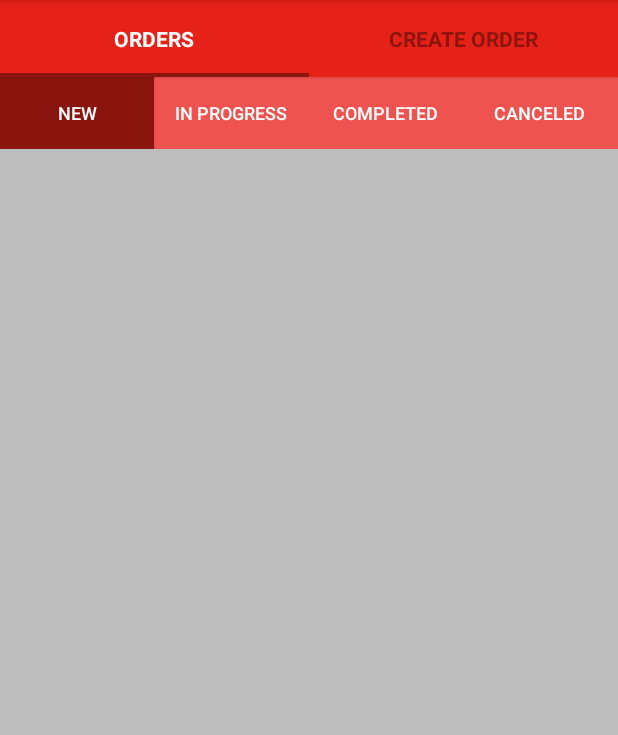
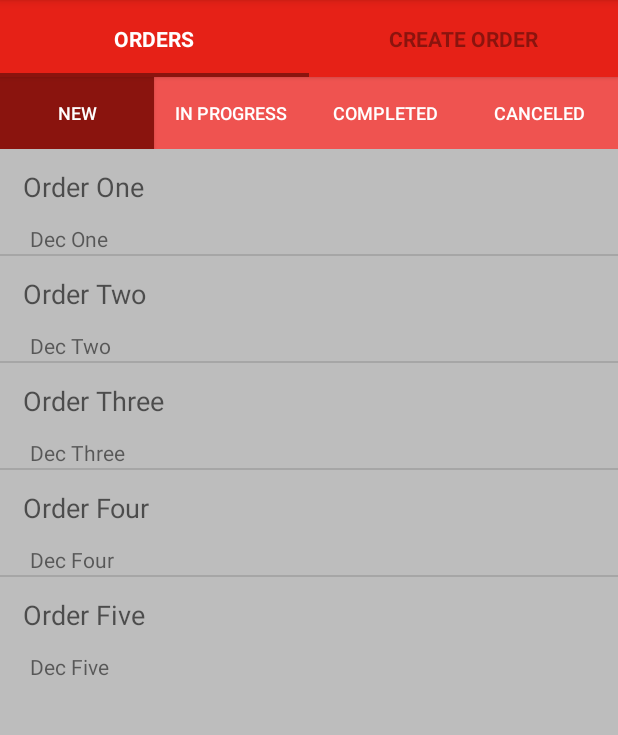
Before and after one commit to kavi707/ERestaurant, an Android app: the OrdersFragment screen opened directly, with no data from a screen before it, on a phone screen of 412 x 824 dp, the part 84-819 px from its top. Run offline under Robolectric (Android 15) with nearby library versions, the phone set to English and light mode, and no system bars.

Commit message:
Add ListView with hardcoded values for orders

```diff
--- /dev/null
+++ b/app/src/main/java/com/android/kavi/erestaurant/adapters/OrderItemAdapter.java
@@ -0,0 +1,55 @@
+package com.android.kavi.erestaurant.adapters;
+
+import android.content.Context;
+import android.view.View;
+import android.view.ViewGroup;
+import android.widget.BaseAdapter;
+
+import com.android.kavi.erestaurant.R;
+import com.android.kavi.erestaurant.dataObjs.OrderItem;
+import com.android.kavi.erestaurant.views.OrderListItem;
+
+import java.util.List;
+
+/**
+ * Created by kavi707 on 6/2/15.
+ */
+public class OrderItemAdapter extends BaseAdapter {
+
+    private List<OrderItem> ordersList;
+    private Context context;
+
+    public OrderItemAdapter(List<OrderItem> ordersList, Context context) {
+        this.ordersList = ordersList;
+        this.context = context;
+    }
+
+    @Override
+    public int getCount() {
+        return ordersList.size();
+    }
+
+    @Override
+    public Object getItem(int position) {
+        return (ordersList == null)?null:ordersList.get(position);
+    }
+
+    @Override
+    public long getItemId(int position) {
+        return position;
+    }
+
+    @Override
+    public View getView(int position, View convertView, ViewGroup parent) {
+
+        OrderListItem orderListItem;
+        if (convertView == null) {
+            orderListItem = (OrderListItem) View.inflate(context, R.layout.list_item, null);
+        } else {
+            orderListItem = (OrderListItem) convertView;
+        }
+
+        orderListItem.setOrderItem(ordersList.get(position));
+        return orderListItem;
+    }
+}
--- /dev/null
+++ b/app/src/main/java/com/android/kavi/erestaurant/dataObjs/OrderItem.java
@@ -0,0 +1,31 @@
+package com.android.kavi.erestaurant.dataObjs;
+
+/**
+ * Created by kavi707 on 6/2/15.
+ */
+public class OrderItem {
+
+    private String orderName;
+    private String orderDescription;
+
+    public OrderItem(String orderName, String orderDescription) {
+        this.orderName = orderName;
+        this.orderDescription = orderDescription;
+    }
+
+    public String getOrderName() {
+        return orderName;
+    }
+
+    public void setOrderName(String orderName) {
+        this.orderName = orderName;
+    }
+
+    public String getOrderDescription() {
+        return orderDescription;
+    }
+
+    public void setOrderDescription(String orderDescription) {
+        this.orderDescription = orderDescription;
+    }
+}
--- a/app/src/main/java/com/android/kavi/erestaurant/fragments/CreateOrderFragment.java
+++ b/app/src/main/java/com/android/kavi/erestaurant/fragments/CreateOrderFragment.java
@@ -52,7 +52,7 @@ public class CreateOrderFragment extends Fragment {
         mealsBtn = (Button) createOrderFragmentView.findViewById(R.id.mealsBtn);
         addOnsBtn = (Button) createOrderFragmentView.findViewById(R.id.addOnsBtn);
 
-        //TODO - Start Loading data to Grid View
+        //TODO - Start on Grid View
         Bitmap appIcon = BitmapFactory.decodeResource(this.getResources(), R.mipmap.ic_launcher);
 
         gridViewItems.add(new GridItem(appIcon, "Rice"));
@@ -67,7 +67,7 @@ public class CreateOrderFragment extends Fragment {
         menuItemGridView.setOnItemClickListener(new AdapterView.OnItemClickListener() {
             @Override
             public void onItemClick(AdapterView<?> parent, View view, int position, long id) {
-                Log.d("Item pos: ", ">>>>>>>>>>>>>>>>>>>>>> " + position);
+                Log.d("Grid Item pos: ", ">>>>>>>>>>>>>>>>>>>>>> " + position);
             }
         });
         // End of loading data to grid view
--- a/app/src/main/java/com/android/kavi/erestaurant/fragments/OrdersFragment.java
+++ b/app/src/main/java/com/android/kavi/erestaurant/fragments/OrdersFragment.java
@@ -2,16 +2,23 @@ package com.android.kavi.erestaurant.fragments;
 
 import android.os.Bundle;
 import android.support.v4.app.Fragment;
+import android.util.Log;
 import android.view.LayoutInflater;
 import android.view.View;
 import android.view.ViewGroup;
+import android.widget.AdapterView;
 import android.widget.Button;
 import android.widget.LinearLayout;
+import android.widget.ListView;
 
 import com.android.kavi.erestaurant.CommonUtils;
 import com.android.kavi.erestaurant.R;
+import com.android.kavi.erestaurant.adapters.OrderItemAdapter;
+import com.android.kavi.erestaurant.dataObjs.OrderItem;
 import com.android.kavi.erestaurant.services.CommonServices;
 
+import java.util.ArrayList;
+import java.util.List;
 import java.util.Map;
 
 /**
@@ -26,6 +33,10 @@ public class OrdersFragment extends Fragment {
     private Button inProgressOdersBtn;
     private Button completedOrderBtn;
     private Button canceledOrdersBtn;
+
+    private ListView ordersListView;
+    private OrderItemAdapter orderItemAdapter;
+    private List<OrderItem> orderItemList = new ArrayList<>();
 
     @Override
     public View onCreateView(LayoutInflater inflater, ViewGroup container,
@@ -42,6 +53,26 @@ public class OrdersFragment extends Fragment {
         inProgressOdersBtn = (Button) ordersFragmentView.findViewById(R.id.workInProgressBtn);
         completedOrderBtn = (Button) ordersFragmentView.findViewById(R.id.completedOrdersBtn);
         canceledOrdersBtn = (Button) ordersFragmentView.findViewById(R.id.cancelOrdersBtn);
+
+        //TODO - Start on List View
+        ordersListView = (ListView) ordersFragmentView.findViewById(R.id.ordersListView);
+
+        orderItemList.add(new OrderItem("Order One", "Dec One"));
+        orderItemList.add(new OrderItem("Order Two", "Dec Two"));
+        orderItemList.add(new OrderItem("Order Three", "Dec Three"));
+        orderItemList.add(new OrderItem("Order Four", "Dec Four"));
+        orderItemList.add(new OrderItem("Order Five", "Dec Five"));
+
+        orderItemAdapter = new OrderItemAdapter(orderItemList, getActivity());
+        ordersListView.setAdapter(orderItemAdapter);
+
+        ordersListView.setOnItemClickListener(new AdapterView.OnItemClickListener() {
+            @Override
+            public void onItemClick(AdapterView<?> parent, View view, int position, long id) {
+                Log.d("List Item pos: ", ">>>>>>>>>>>>>>>>>>>>>> " + position);
+            }
+        });
+        // End with List View
 
         LinearLayout.LayoutParams btnLayoutParams = (LinearLayout.LayoutParams) newOrdersBtn.getLayoutParams();
         btnLayoutParams.width = CommonUtils.DEVICE_DIMENSIONS.get("width")/4;
--- /dev/null
+++ b/app/src/main/java/com/android/kavi/erestaurant/views/OrderListItem.java
@@ -0,0 +1,43 @@
+package com.android.kavi.erestaurant.views;
+
+import android.content.Context;
+import android.util.AttributeSet;
+import android.widget.LinearLayout;
+import android.widget.TextView;
+
+import com.android.kavi.erestaurant.R;
+import com.android.kavi.erestaurant.dataObjs.OrderItem;
+
+/**
+ * Created by kavi707 on 6/2/15.
+ */
+public class OrderListItem extends LinearLayout {
+
+    private TextView orderNameTextView;
+    private TextView orderDescriptionTextView;
+
+    private OrderItem orderItem;
+
+    public OrderListItem(Context context, AttributeSet attrs) {
+        super(context, attrs);
+    }
+
+    @Override
+    protected void onFinishInflate() {
+        super.onFinishInflate();
+
+        orderNameTextView = (TextView) findViewById(R.id.orderNameTextView);
+        orderDescriptionTextView = (TextView) findViewById(R.id.orderDescrionTextView);
+    }
+
+    public OrderItem getOrderItem() {
+        return orderItem;
+    }
+
+    public void setOrderItem(OrderItem orderItem) {
+        this.orderItem = orderItem;
+
+        orderNameTextView.setText(orderItem.getOrderName());
+        orderDescriptionTextView.setText(orderItem.getOrderDescription());
+    }
+}
--- a/app/src/main/res/layout/fragment_orders.xml
+++ b/app/src/main/res/layout/fragment_orders.xml
@@ -55,7 +55,7 @@
     <ListView
         android:layout_width="wrap_content"
         android:layout_height="wrap_content"
-        android:id="@+id/listView"
+        android:id="@+id/ordersListView"
         android:layout_centerHorizontal="true"
         android:layout_below="@+id/ordersLinearLayout" />
 
--- /dev/null
+++ b/app/src/main/res/layout/list_item.xml
@@ -0,0 +1,29 @@
+<?xml version="1.0" encoding="utf-8"?>
+<com.android.kavi.erestaurant.views.OrderListItem
+    xmlns:android="http://schemas.android.com/apk/res/android"
+    android:orientation="vertical"
+    android:layout_width="match_parent"
+    android:layout_height="match_parent">
+
+    <TextView
+        android:layout_width="fill_parent"
+        android:layout_height="50dp"
+        android:text="Order Name"
+        android:paddingLeft="15dp"
+        android:paddingRight="10dp"
+        android:typeface="normal"
+        android:textAppearance="?android:attr/textAppearanceMedium"
+        android:gravity="center_vertical"
+        android:id="@+id/orderNameTextView"/>
+
+    <TextView
+        android:text="Description"
+        android:paddingLeft="20dp"
+        android:paddingRight="10dp"
+        android:typeface="normal"
+        android:gravity="center_vertical"
+        android:layout_width="fill_parent"
+        android:layout_height="20dp"
+        android:id="@+id/orderDescrionTextView"/>
+
+</com.android.kavi.erestaurant.views.OrderListItem>
```
